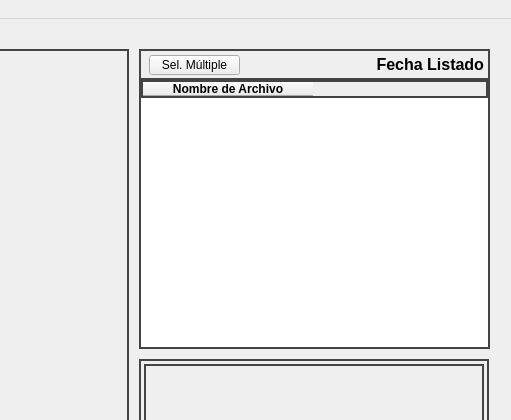
The window that PyQt/ui_files/MainWindow.ui (Gravel520/Copia_Clasificacion) describes before a commit, drawn with Qt 5; both pictures show x 871 to 1382 and y 0 to 420 of the 1382 by 700 pixel window.
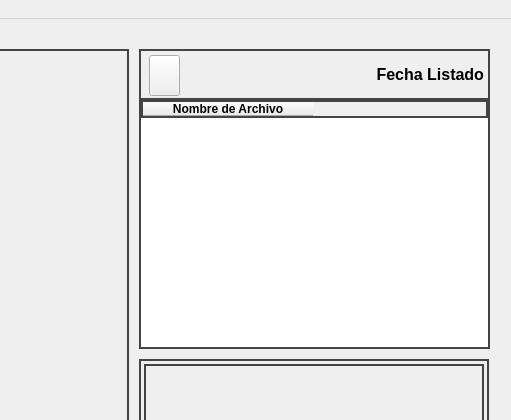
The same window after the commit. Icons and pictures are not drawn. Custom widgets are drawn as their Qt base class.

Patch:
```diff
--- a/PyQt/ui_files/MainWindow.ui
+++ b/PyQt/ui_files/MainWindow.ui
@@ -50,9 +50,9 @@
      <property name="geometry">
       <rect>
        <x>0</x>
-       <y>29</y>
+       <y>49</y>
        <width>351</width>
-       <height>271</height>
+       <height>251</height>
       </rect>
      </property>
      <property name="styleSheet">
@@ -86,7 +86,7 @@
        <x>0</x>
        <y>0</y>
        <width>351</width>
-       <height>31</height>
+       <height>51</height>
       </rect>
      </property>
      <property name="font">
@@ -112,12 +112,22 @@
       <rect>
        <x>10</x>
        <y>6</y>
-       <width>91</width>
-       <height>20</height>
+       <width>31</width>
+       <height>41</height>
       </rect>
      </property>
-     <property name="text">
-      <string>Sel. Múltiple</string>
+     <property name="icon">
+      <iconset>
+       <normaloff>../assets/checkbox_checked.png</normaloff>../assets/checkbox_checked.png</iconset>
+     </property>
+     <property name="iconSize">
+      <size>
+       <width>24</width>
+       <height>24</height>
+      </size>
+     </property>
+     <property name="shortcut">
+      <string>Ctrl+S</string>
      </property>
     </widget>
    </widget>
```
